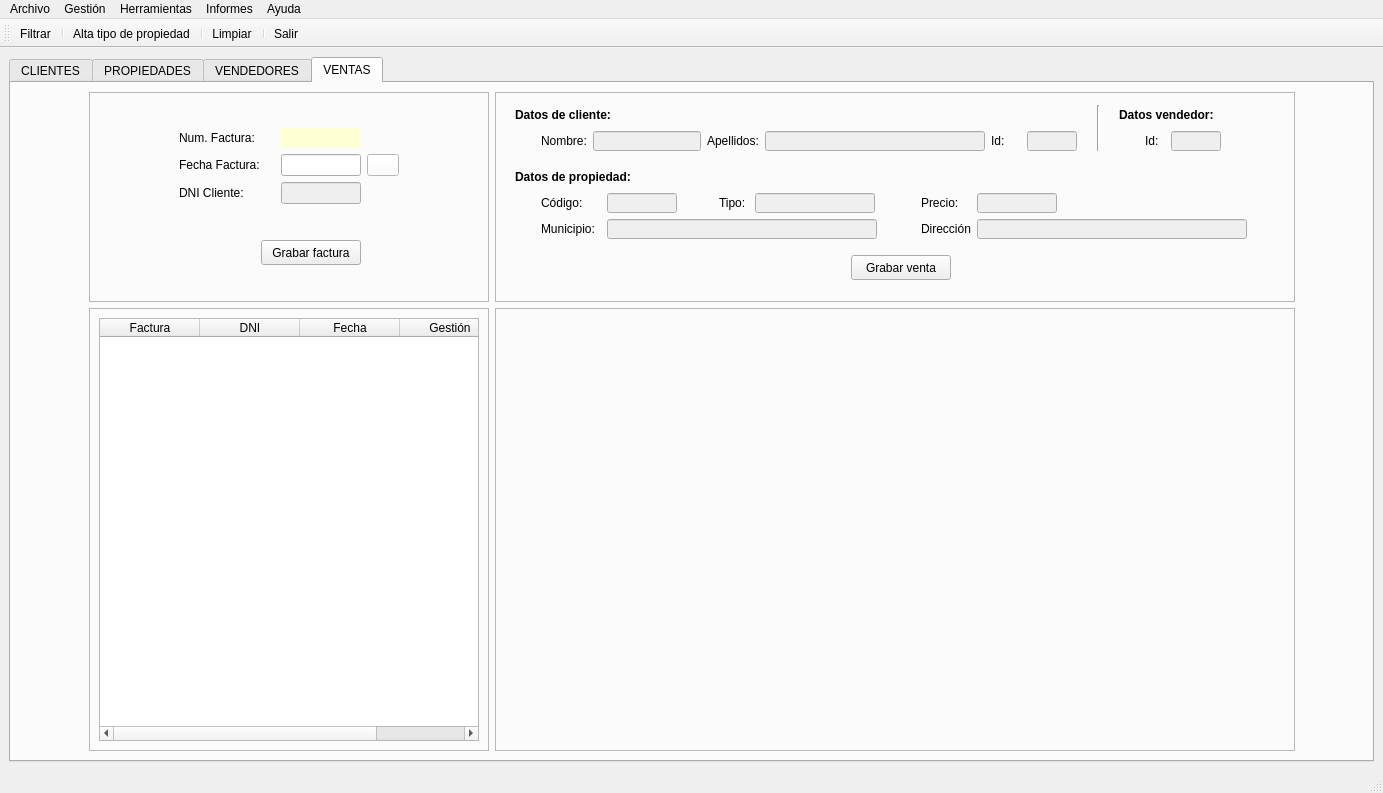
yelkov/ProyectoDI, file templates/venPrincipal.ui: the form before one commit.
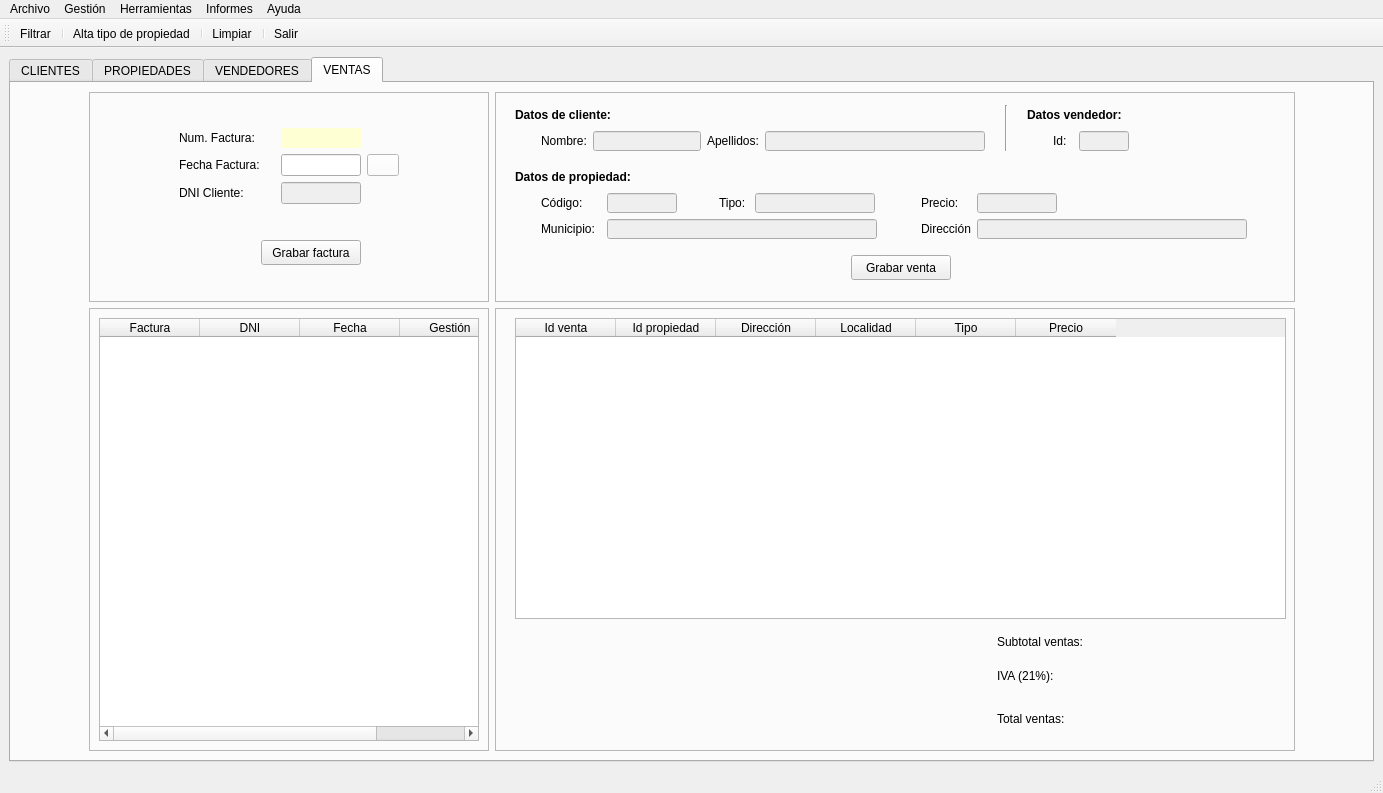
The form after the commit. Icons and pictures are not drawn.

Commit message: feat(facturas.py): crud facturas con ventas

What changed in the file:
```diff
--- a/templates/venPrincipal.ui
+++ b/templates/venPrincipal.ui
@@ -5381,7 +5381,7 @@
             <property name="lineWidth">
              <number>1</number>
             </property>
-            <widget class="QWidget" name="">
+            <widget class="QWidget" name="layoutWidget">
              <property name="geometry">
               <rect>
                <x>20</x>
@@ -5787,7 +5787,7 @@
               </item>
              </layout>
             </widget>
-            <widget class="QWidget" name="">
+            <widget class="QWidget" name="layoutWidget">
              <property name="geometry">
               <rect>
                <x>20</x>
@@ -5943,48 +5943,6 @@
                   </item>
                  </layout>
                 </item>
-                <item row="1" column="3">
-                 <layout class="QHBoxLayout" name="horizontalLayout_44">
-                  <item>
-                   <widget class="QLabel" name="label_8">
-                    <property name="minimumSize">
-                     <size>
-                      <width>30</width>
-                      <height>20</height>
-                     </size>
-                    </property>
-                    <property name="maximumSize">
-                     <size>
-                      <width>30</width>
-                      <height>20</height>
-                     </size>
-                    </property>
-                    <property name="text">
-                     <string>Id:</string>
-                    </property>
-                   </widget>
-                  </item>
-                  <item>
-                   <widget class="QLineEdit" name="txtidclifac">
-                    <property name="enabled">
-                     <bool>false</bool>
-                    </property>
-                    <property name="minimumSize">
-                     <size>
-                      <width>50</width>
-                      <height>20</height>
-                     </size>
-                    </property>
-                    <property name="maximumSize">
-                     <size>
-                      <width>50</width>
-                      <height>20</height>
-                     </size>
-                    </property>
-                   </widget>
-                  </item>
-                 </layout>
-                </item>
                </layout>
               </item>
               <item row="0" column="2">
@@ -6091,6 +6049,261 @@
             </widget>
            </widget>
           </item>
+          <item row="1" column="2">
+           <widget class="QFrame" name="frame_4">
+            <property name="minimumSize">
+             <size>
+              <width>800</width>
+              <height>0</height>
+             </size>
+            </property>
+            <property name="maximumSize">
+             <size>
+              <width>800</width>
+              <height>16777215</height>
+             </size>
+            </property>
+            <property name="frameShape">
+             <enum>QFrame::StyledPanel</enum>
+            </property>
+            <property name="frameShadow">
+             <enum>QFrame::Sunken</enum>
+            </property>
+            <property name="lineWidth">
+             <number>1</number>
+            </property>
+            <widget class="QTableWidget" name="tablaVentas">
+             <property name="geometry">
+              <rect>
+               <x>20</x>
+               <y>10</y>
+               <width>771</width>
+               <height>301</height>
+              </rect>
+             </property>
+             <property name="editTriggers">
+              <set>QAbstractItemView::NoEditTriggers</set>
+             </property>
+             <property name="dragDropOverwriteMode">
+              <bool>false</bool>
+             </property>
+             <property name="selectionBehavior">
+              <enum>QAbstractItemView::SelectRows</enum>
+             </property>
+             <attribute name="verticalHeaderVisible">
+              <bool>false</bool>
+             </attribute>
+             <column>
+              <property name="text">
+               <string>Id venta</string>
+              </property>
+             </column>
+             <column>
+              <property name="text">
+               <string>Id propiedad</string>
+              </property>
+             </column>
+             <column>
+              <property name="text">
+               <string>Dirección</string>
+              </property>
+             </column>
+             <column>
+              <property name="text">
+               <string>Localidad</string>
+              </property>
+             </column>
+             <column>
+              <property name="text">
+               <string>Tipo</string>
+              </property>
+             </column>
+             <column>
+              <property name="text">
+               <string>Precio</string>
+              </property>
+             </column>
+            </widget>
+            <widget class="QWidget" name="">
+             <property name="geometry">
+              <rect>
+               <x>500</x>
+               <y>320</y>
+               <width>295</width>
+               <height>105</height>
+              </rect>
+             </property>
+             <layout class="QGridLayout" name="gridLayout_11">
+              <item row="1" column="0">
+               <layout class="QHBoxLayout" name="horizontalLayout_46">
+                <item>
+                 <widget class="QLabel" name="label_13">
+                  <property name="minimumSize">
+                   <size>
+                    <width>85</width>
+                    <height>0</height>
+                   </size>
+                  </property>
+                  <property name="maximumSize">
+                   <size>
+                    <width>85</width>
+                    <height>16777215</height>
+                   </size>
+                  </property>
+                  <property name="text">
+                   <string>IVA (21%):</string>
+                  </property>
+                 </widget>
+                </item>
+                <item>
+                 <widget class="QLabel" name="lblIva">
+                  <property name="minimumSize">
+                   <size>
+                    <width>200</width>
+                    <height>0</height>
+                   </size>
+                  </property>
+                  <property name="maximumSize">
+                   <size>
+                    <width>200</width>
+                    <height>16777215</height>
+                   </size>
+                  </property>
+                  <property name="layoutDirection">
+                   <enum>Qt::LeftToRight</enum>
+                  </property>
+                  <property name="text">
+                   <string/>
+                  </property>
+                  <property name="alignment">
+                   <set>Qt::AlignRight|Qt::AlignTrailing|Qt::AlignVCenter</set>
+                  </property>
+                 </widget>
+                </item>
+               </layout>
+              </item>
+              <item row="3" column="0">
+               <layout class="QHBoxLayout" name="horizontalLayout_45">
+                <item>
+                 <widget class="QLabel" name="label_8">
+                  <property name="minimumSize">
+                   <size>
+                    <width>85</width>
+                    <height>0</height>
+                   </size>
+                  </property>
+                  <property name="maximumSize">
+                   <size>
+                    <width>85</width>
+                    <height>16777215</height>
+                   </size>
+                  </property>
+                  <property name="text">
+                   <string>Total ventas:</string>
+                  </property>
+                 </widget>
+                </item>
+                <item>
+                 <widget class="QLabel" name="lblTotal">
+                  <property name="minimumSize">
+                   <size>
+                    <width>200</width>
+                    <height>0</height>
+                   </size>
+                  </property>
+                  <property name="maximumSize">
+                   <size>
+                    <width>200</width>
+                    <height>16777215</height>
+                   </size>
+                  </property>
+                  <property name="layoutDirection">
+                   <enum>Qt::LeftToRight</enum>
+                  </property>
+                  <property name="text">
+                   <string/>
+                  </property>
+                  <property name="alignment">
+                   <set>Qt::AlignRight|Qt::AlignTrailing|Qt::AlignVCenter</set>
+                  </property>
+                 </widget>
+                </item>
+               </layout>
+              </item>
+              <item row="0" column="0">
+               <layout class="QHBoxLayout" name="horizontalLayout_44">
+                <item>
+                 <widget class="QLabel" name="label_14">
+                  <property name="minimumSize">
+                   <size>
+                    <width>85</width>
+                    <height>0</height>
+                   </size>
+                  </property>
+                  <property name="maximumSize">
+                   <size>
+                    <width>85</width>
+                    <height>16777215</height>
+                   </size>
+                  </property>
+                  <property name="text">
+                   <string>Subtotal ventas:</string>
+                  </property>
+                 </widget>
+                </item>
+                <item>
+                 <widget class="QLabel" name="lblSubtotal">
+                  <property name="minimumSize">
+                   <size>
+                    <width>200</width>
+                    <height>0</height>
+                   </size>
+                  </property>
+                  <property name="maximumSize">
+                   <size>
+                    <width>200</width>
+                    <height>16777215</height>
+                   </size>
+                  </property>
+                  <property name="sizeIncrement">
+                   <size>
+                    <width>0</width>
+                    <height>0</height>
+                   </size>
+                  </property>
+                  <property name="layoutDirection">
+                   <enum>Qt::LeftToRight</enum>
+                  </property>
+                  <property name="text">
+                   <string/>
+                  </property>
+                  <property name="alignment">
+                   <set>Qt::AlignRight|Qt::AlignTrailing|Qt::AlignVCenter</set>
+                  </property>
+                 </widget>
+                </item>
+               </layout>
+              </item>
+              <item row="2" column="0">
+               <spacer name="verticalSpacer_16">
+                <property name="orientation">
+                 <enum>Qt::Vertical</enum>
+                </property>
+                <property name="sizeType">
+                 <enum>QSizePolicy::Fixed</enum>
+                </property>
+                <property name="sizeHint" stdset="0">
+                 <size>
+                  <width>20</width>
+                  <height>10</height>
+                 </size>
+                </property>
+               </spacer>
+              </item>
+             </layout>
+            </widget>
+           </widget>
+          </item>
          </layout>
         </item>
         <item row="0" column="3">
```
Left out of the diff: 121 changed lines with no effect on the pictures. The commit also changes 12 other files.
